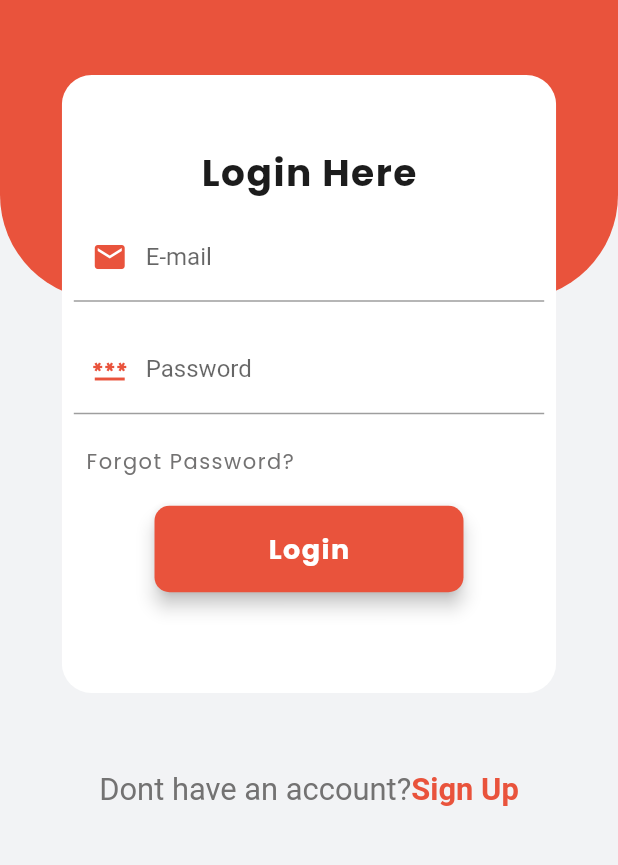
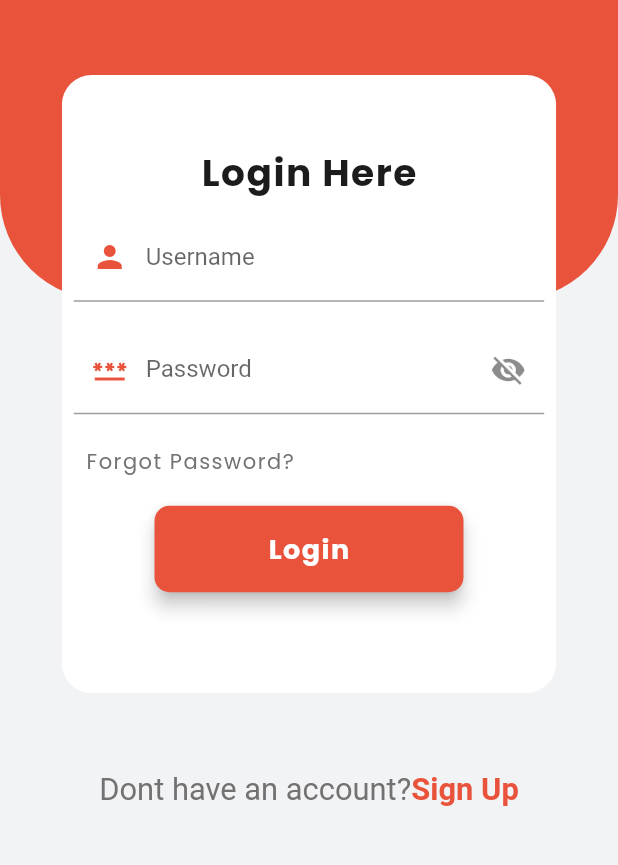
Before and after one commit to wahabyounas/politicianapp, a Flutter app: the screen it shows after launch, after a tap on "already have an account", on a phone screen of 412 x 824 dp, the part 318-1183 px from its top. Run offline on Flutter 3.47's test engine with Material 2 defaults, Android fonts, the phone set to English and light mode, and no system bars; our stand-ins replace google_fonts.

Commit message:
first commit

```diff
--- a/lib/pages/Login.dart
+++ b/lib/pages/Login.dart
@@ -7,12 +7,12 @@ import 'package:qamar_zaman_kaira/pages/signup.dart';
 
 class Login extends StatefulWidget {
   const Login({Key? key}) : super(key: key);
-
   @override
   State<Login> createState() => _LoginState();
 }
 
 class _LoginState extends State<Login> {
+  bool passwordObsecured =true;
   get style => null;
   late String email,password;
   Widget _buildlogo() {
@@ -86,10 +86,10 @@ class _LoginState extends State<Login> {
       },
       decoration: InputDecoration(
         prefixIcon: Icon(
-          Icons.email,
+          Icons.person,
           color: Color(0xFFe9533c),
         ),
-        labelText:'E-mail',
+        labelText:'Username',
       ),
     ),
     );
@@ -98,7 +98,7 @@ class _LoginState extends State<Login> {
     return Padding(padding: EdgeInsets.all(8),
     child: TextFormField(
       keyboardType: TextInputType.text,
-      obscureText: true,
+      obscureText: passwordObsecured,
       onChanged: (value ){
         setState(() {
            password = value;
@@ -110,9 +110,17 @@ class _LoginState extends State<Login> {
           color: Color(0xFFe9533c),
         ),
         labelText:'Password',
+        suffixIcon: IconButton(onPressed: (){
+          setState(() {
+            passwordObsecured = !passwordObsecured;
+          });
+        },
+        icon: Icon(
+          passwordObsecured?
+          Icons.visibility_off: Icons.visibility),
       ),
     ),
-    );
+    ));
   }
   Widget _ForgotPasswordButton(){
     return Row(
--- a/pubspec.yaml
+++ b/pubspec.yaml
@@ -35,6 +35,7 @@ dependencies:
   # Use with the CupertinoIcons class for iOS style icons.
   cupertino_icons: ^1.0.2
   google_fonts: ^3.0.1
+  email_validator: ^2.0.1
 
 dev_dependencies:
   flutter_test:
```
